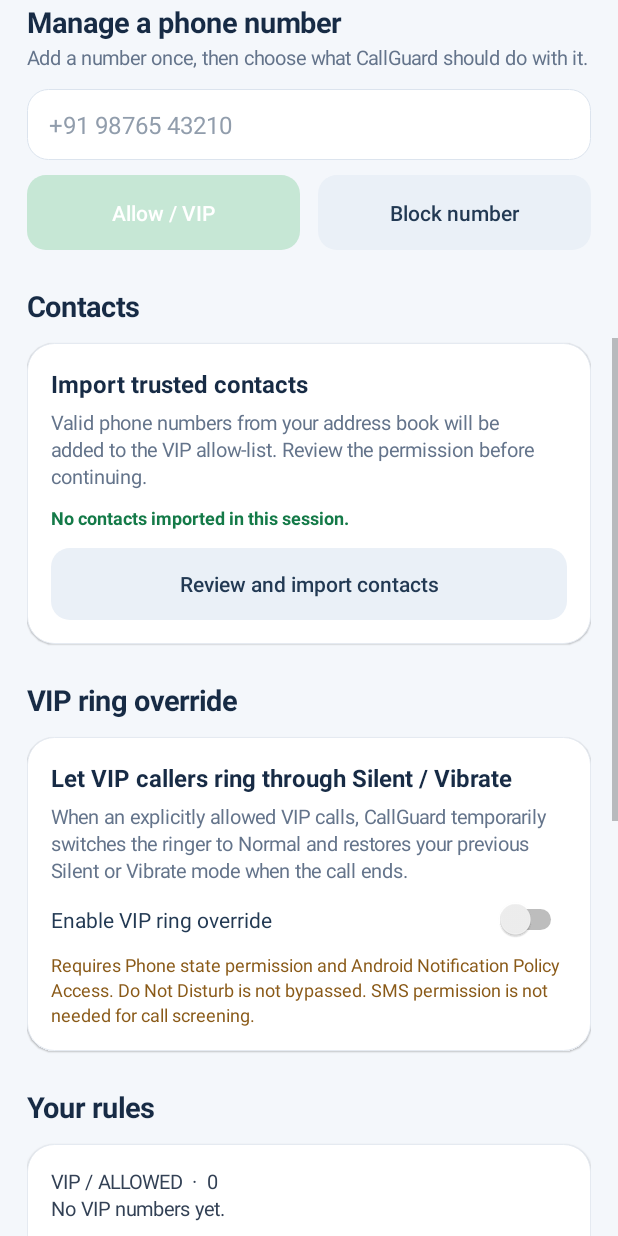
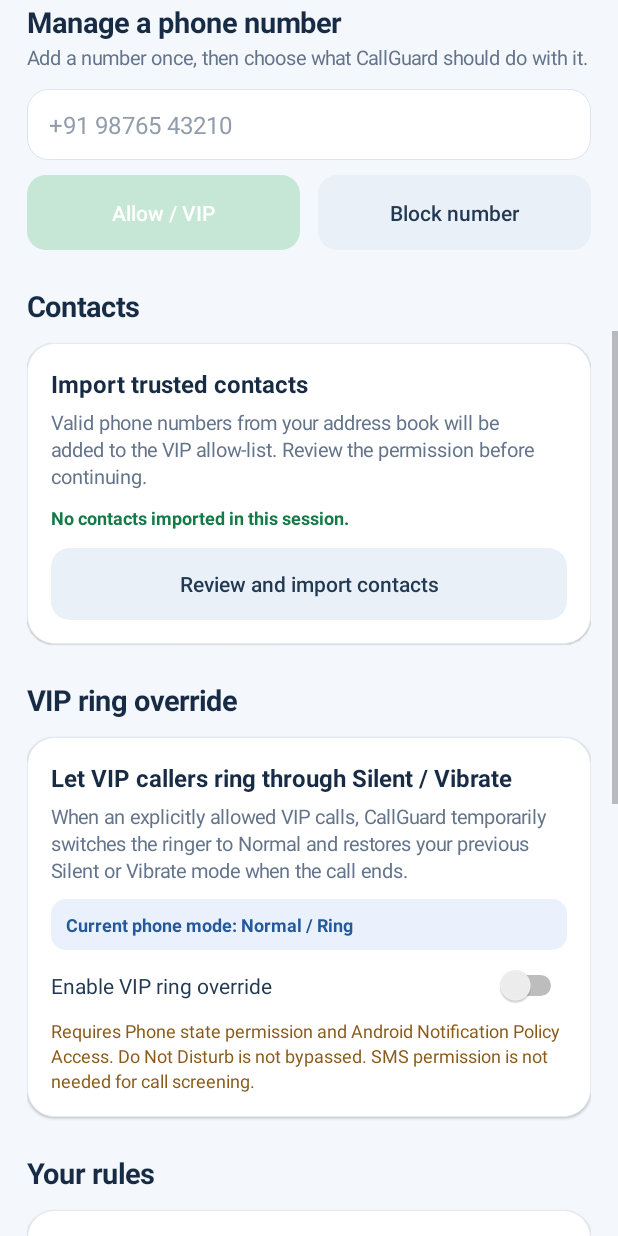
Before and after one commit to MAINAKRUDRA/CallGuard-AI, an Android app: the screen it shows after launch (MainActivity), scrolled down 576 dp, on a phone screen of 412 x 824 dp. Run offline under Robolectric (Android 15) with nearby library versions, the phone set to English and light mode, and no system bars; libraries missing offline, so code that uses them is left out: com.google.i18n.phonenumbers.

Commit message:
Show current phone ringer and Do Not Disturb state

```diff
--- a/android/app/src/main/java/com/mainak/callguardai/MainActivity.kt
+++ b/android/app/src/main/java/com/mainak/callguardai/MainActivity.kt
@@ -47,6 +47,7 @@ class MainActivity : ComponentActivity() {
     private lateinit var roleBadge: TextView
     private lateinit var importSummary: TextView
     private lateinit var vipRingSwitch: Switch
+    private lateinit var ringerStatus: TextView
 
     private val roleRequest = registerForActivityResult(ActivityResultContracts.StartActivityForResult()) {
         updateRoleStatus(it.resultCode == Activity.RESULT_OK)
@@ -194,6 +195,11 @@ class MainActivity : ComponentActivity() {
         val vipCard = card()
         vipCard.addView(label("Let VIP callers ring through Silent / Vibrate", "#172B45", 16, true))
         vipCard.addView(label("When an explicitly allowed VIP calls, CallGuard temporarily switches the ringer to Normal and restores your previous Silent or Vibrate mode when the call ends.", "#64748B", 13, false), matchWrap().apply { topMargin = dp(6) })
+        ringerStatus = label("Current phone mode: checking…", "#245A9B", 12, true).apply {
+            background = rounded("#EAF1FC", 10)
+            setPadding(dp(10), dp(9), dp(10), dp(9))
+        }
+        vipCard.addView(ringerStatus, matchWrap().apply { topMargin = dp(10) })
         val switchRow = LinearLayout(this).apply {
             orientation = LinearLayout.HORIZONTAL
             gravity = Gravity.CENTER_VERTICAL
@@ -297,6 +303,7 @@ class MainActivity : ComponentActivity() {
         if (!::status.isInitialized) return
         updateRoleStatus()
         if (::vipRingSwitch.isInitialized) syncVipRingSwitch()
+        if (::ringerStatus.isInitialized) updateRingerStatus()
         try {
             val rules = SecureRuleStore(this)
             val allow = rules.allowed().sorted()
@@ -334,6 +341,23 @@ class MainActivity : ComponentActivity() {
             refreshScreen()
         } catch (error: RuntimeException) {
             showStatus("Contact import failed: " + (error.message ?: "unknown error"))
+        }
+    }
+
+    private fun updateRingerStatus() {
+        val audio = getSystemService(Context.AUDIO_SERVICE) as android.media.AudioManager
+        val mode = when (audio.ringerMode) {
+            android.media.AudioManager.RINGER_MODE_SILENT -> "Silent"
+            android.media.AudioManager.RINGER_MODE_VIBRATE -> "Vibrate"
+            else -> "Normal / Ring"
+        }
+        val manager = getSystemService(Context.NOTIFICATION_SERVICE) as NotificationManager
+        val dnd = Build.VERSION.SDK_INT >= Build.VERSION_CODES.M &&
+            manager.currentInterruptionFilter != NotificationManager.INTERRUPTION_FILTER_ALL
+        ringerStatus.text = if (dnd) {
+            "Current phone mode: $mode · Do Not Disturb is active"
+        } else {
+            "Current phone mode: $mode"
         }
     }
 
```
